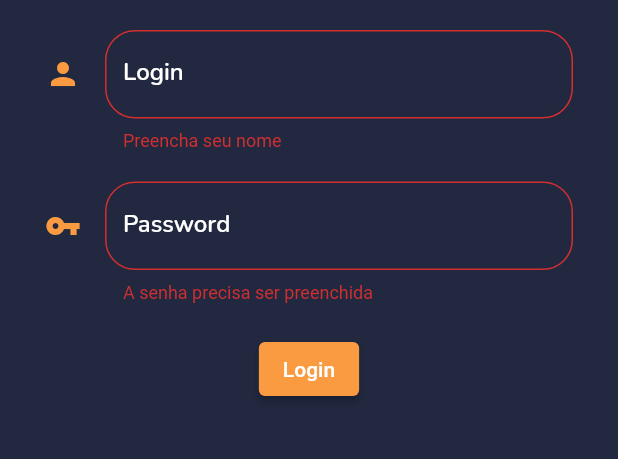
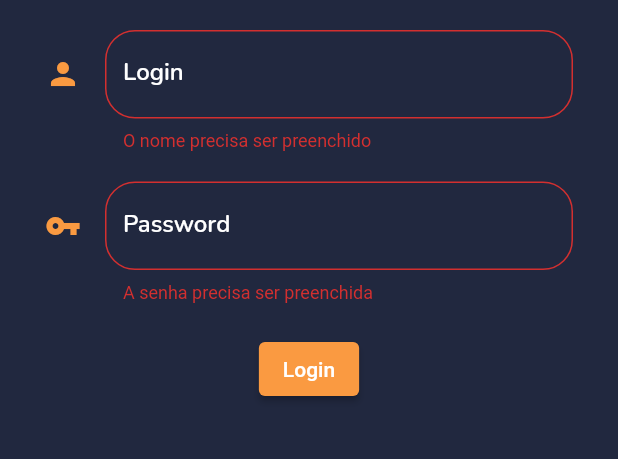
Before and after one commit to venancio-guilherme/Sleep-Sounds, a Flutter app: the LoginPage screen opened directly, after a tap on "Login", on a phone screen of 412 x 824 dp, the part 510-969 px from its top. Run offline on Flutter 3.47's test engine with Material 2 defaults, Android fonts, the phone set to English and light mode, and no system bars; our stand-ins replace introduction_screen.

Commit message:
Alteração da verificação de login

```diff
--- a/lib/views/login_page/components/form_login.dart
+++ b/lib/views/login_page/components/form_login.dart
@@ -1,6 +1,7 @@
 import 'package:flutter/material.dart';
 import 'package:venari_app/models/constants/colors.dart';
 import 'package:venari_app/views/login_page/components/custom_text_field.dart';
+import 'package:venari_app/views/login_page/components/snackBar_loginPage.dart';
 import 'package:venari_app/views/login_page/login_page.dart';
 
 class FormLogin extends StatefulWidget {
@@ -32,9 +33,7 @@ class _FormLoginState extends State<FormLogin> {
               controller: controller,
               validator: (text) {
                 if (text == null || text.isEmpty) {
-                  return 'Preencha seu nome';
-                } else if (text != 'admin') {
-                  return 'usuário incorreto';
+                  return 'O nome precisa ser preenchido';
                 } else {
                   return null;
                 }
@@ -51,8 +50,6 @@ class _FormLoginState extends State<FormLogin> {
               validator: (pass) {
                 if (pass == null || pass.isEmpty) {
                   return 'A senha precisa ser preenchida';
-                } else if (pass != 'senha') {
-                  return 'senha incorreta';
                 } else {
                   return null;
                 }
@@ -63,8 +60,15 @@ class _FormLoginState extends State<FormLogin> {
             ),
             ElevatedButton(
               onPressed: () {
-                if (formKey.currentState!.validate()) {
+                String user = controller.value.text;
+                String pass = controllePassword.value.text;
+                bool isValidate = formKey.currentState!.validate();
+
+                if (isValidate && user == 'admin' && pass == 'senha') {
                   Navigator.of(context).pushNamed('HomePage');
+                } else if ((user.isNotEmpty && pass.isNotEmpty) &&
+                    (user != 'admin' || pass.isNotEmpty != 'senha')) {
+                  ScaffoldMessenger.of(context).showSnackBar(SnackBarLogin());
                 }
               },
               child: Text('Login'),
```
